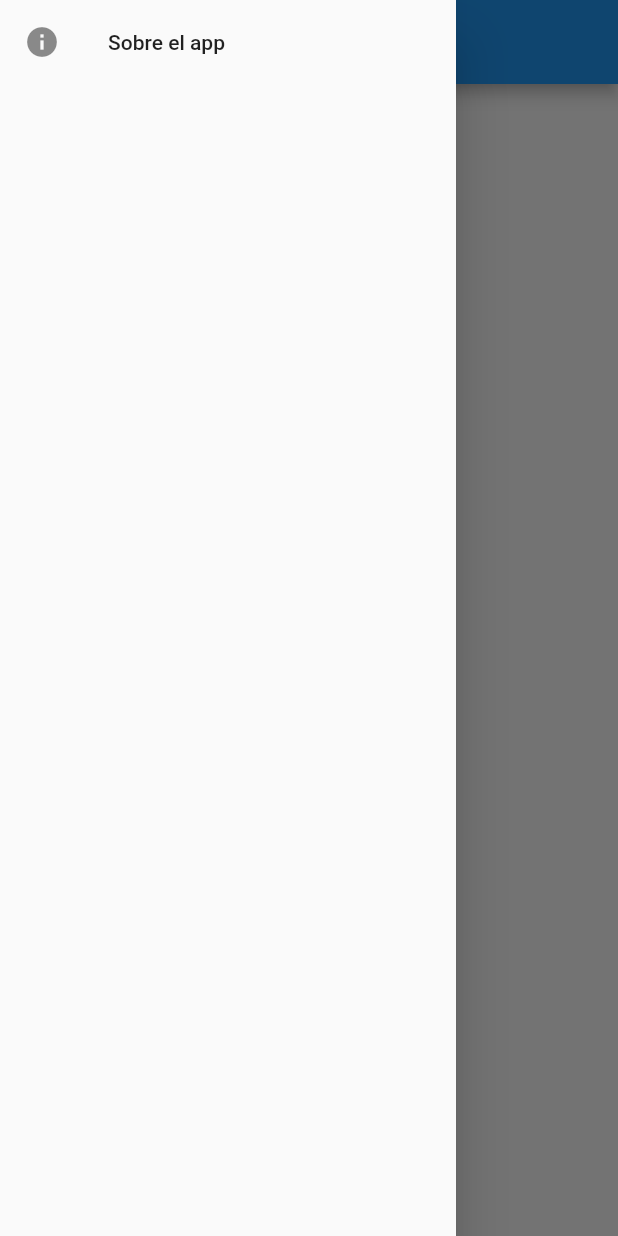
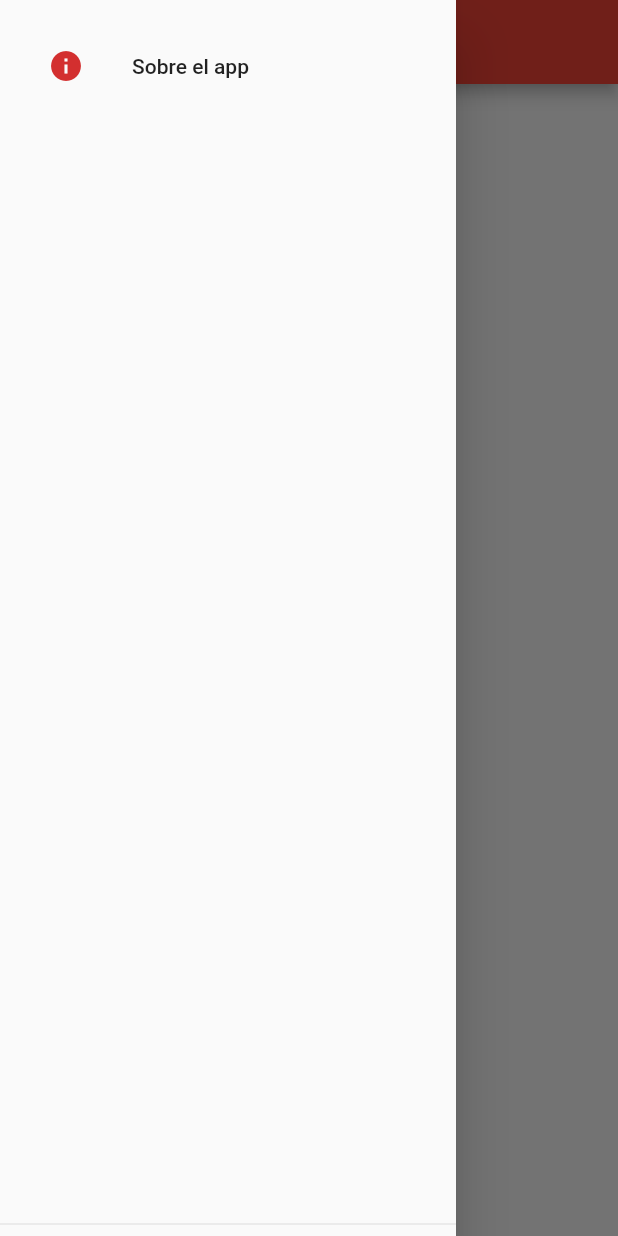
Before and after one commit to cicelcup/Learning_Flutter_Dices, a Flutter app: the screen it shows after launch, with the side drawer open, on a phone screen of 412 x 824 dp. Run offline on Flutter 3.47's test engine with Material 2 defaults, Android fonts, the phone set to English and light mode, and no system bars; our stand-ins replace flutter_svg.

Commit message:
Change initial look and feel

```diff
--- a/lib/about.dart
+++ b/lib/about.dart
@@ -52,7 +52,10 @@ class AboutAPP extends StatelessWidget {
   @override
   Widget build(BuildContext context) {
     return AboutListTile(
-      icon: Icon(Icons.info),
+      icon: Icon(
+        Icons.info,
+        color: Colors.red[700],
+      ),
       applicationIcon: svgIcon,
       applicationName: "My Dices App",
       applicationVersion: "1.0.0",
--- a/lib/my_dices_app.dart
+++ b/lib/my_dices_app.dart
@@ -7,8 +7,10 @@ class MyDicesApp extends StatelessWidget {
     return Scaffold(
       appBar: AppBar(),
       drawer: Drawer(
-        child: SafeArea(
-          child: AboutAPP(),
+        child: DrawerHeader(
+          child: SafeArea(
+            child: AboutAPP(),
+          ),
         ),
       ),
       body: Center(
--- a/lib/theme.dart
+++ b/lib/theme.dart
@@ -2,7 +2,7 @@ import 'package:flutter/material.dart';
 
 ThemeData appTheme() {
   return ThemeData(
-    primarySwatch: Colors.blue,
+    primarySwatch: Colors.red,
     visualDensity: VisualDensity.adaptivePlatformDensity,
   );
 }
```
